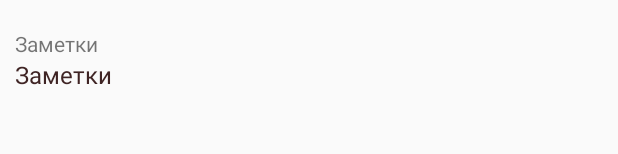
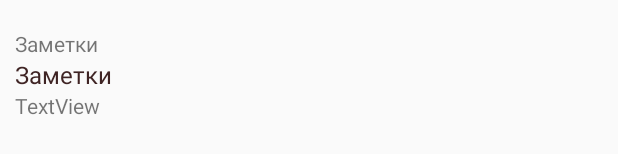
Before and after one commit to bpqda/PlantsProject, an Android app: the layout dialog_plant.xml on its own in the app's theme, with its tools: preview values and no code run, on a phone screen of 412 x 824 dp. Shown: the part 175-329 px from the top of the screen. Run offline under Robolectric (Android 15) with nearby library versions, the phone set to English and light mode, and no system bars.

Commit message:
+Plant creation date

```diff
--- a/app/src/main/java/com/example/plantsproject/DBTips.java
+++ b/app/src/main/java/com/example/plantsproject/DBTips.java
@@ -8,7 +8,7 @@ import android.database.sqlite.SQLiteOpenHelper;
 
 public class DBTips {
     private static final String DATABASE_NAME = "tips.db";
-    private static final int DATABASE_VERSION = 10;
+    private static final int DATABASE_VERSION = 11;
     private static final String TABLE_NAME_TIPS = "tableTips";
 
     private static final String TIPS_COLUMN_ID = "id";
@@ -44,7 +44,7 @@ public class DBTips {
                     int plantWatering = mCursor.getInt(NUM_COLUMN_WATERING);
                     int plantFeeding = mCursor.getInt(NUM_COLUMN_FEEDING);
                     int plantSpraying = mCursor.getInt(NUM_COLUMN_SPRAYING);
-                    return new Plant(id, plantName, plantNotes, plantWatering, plantFeeding, plantSpraying);
+                    return new Plant(id, plantName, plantNotes, plantWatering, plantFeeding, plantSpraying, "");
                 }
             } while (mCursor.moveToNext());
         }
@@ -65,7 +65,7 @@ public class DBTips {
                     TIPS_COLUMN_NOTES+" TEXT, "+
                     TIPS_COLUMN_WATERING + " INT," +
                     TIPS_COLUMN_FEEDING + " INT,"+
-                    TIPS_COLUMN_SPRAYING+" INT);";
+                    TIPS_COLUMN_SPRAYING+" INT); ";
             db.execSQL(queryTipsDB);
 
             ContentValues cv=new ContentValues();
--- a/app/src/main/java/com/example/plantsproject/PlantDialog.java
+++ b/app/src/main/java/com/example/plantsproject/PlantDialog.java
@@ -13,6 +13,8 @@ import android.widget.TextView;
 import androidx.annotation.NonNull;
 import androidx.annotation.Nullable;
 import androidx.fragment.app.DialogFragment;
+
+import org.w3c.dom.Text;
 
 public class PlantDialog extends DialogFragment {
     Plant plant;
@@ -40,6 +42,7 @@ public class PlantDialog extends DialogFragment {
         TextView feeding = view.findViewById(R.id.feeding);
         TextView spraying = view.findViewById(R.id.spraying);
         TextView notes = view.findViewById(R.id.notes);
+        TextView date = view.findViewById(R.id.date);
 
         name.setText(plant.getName());
         if(plant.getWatering()!=0) {
@@ -58,6 +61,7 @@ public class PlantDialog extends DialogFragment {
             spraying.setText("Периодичность опрыскивания:   -");
         }
         notes.setText(plant.getNotes());
+        date.setText("Дата создания: " + plant.getCreationDate());
 
         builder.setView(view);
 
--- a/app/src/main/res/layout/dialog_plant.xml
+++ b/app/src/main/res/layout/dialog_plant.xml
@@ -63,5 +63,11 @@
         android:textColor="@color/darkBrown"
         android:textSize="16sp" />
 
+    <TextView
+        android:id="@+id/date"
+        android:layout_width="match_parent"
+        android:layout_height="wrap_content"
+        android:text="TextView" />
+
 
 </LinearLayout>
```
Also changed, not shown: app/src/main/java/com/example/plantsproject/DBPlants.java (+10 -5 lines), app/src/main/java/com/example/plantsproject/Plant.java (+13 -1 lines), app/src/main/java/com/example/plantsproject/PlantCreation.java (+12 -3 lines).
